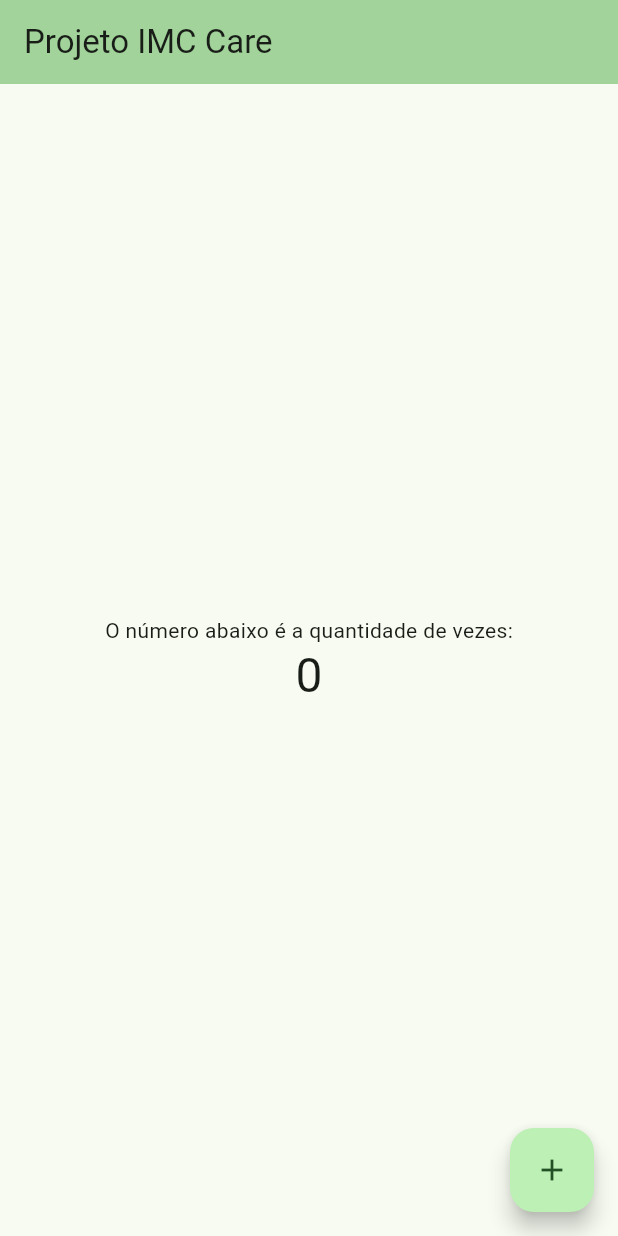
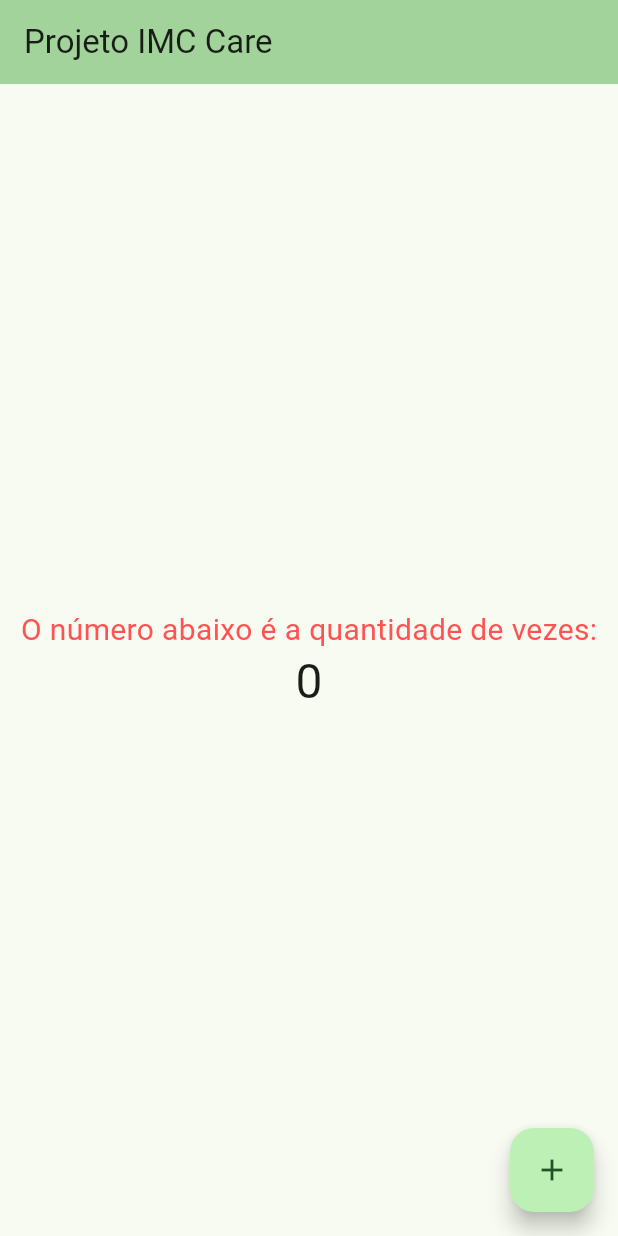
Before and after one commit to atnzpe/imcflutter, a Flutter app: the screen it shows after launch, on a phone screen of 412 x 824 dp. Run offline on Flutter 3.47's test engine with Material 2 defaults, Android fonts, the phone set to English and light mode, and no system bars.

Commit message:
altera a cor do texto

```diff
--- a/lib/main.dart
+++ b/lib/main.dart
@@ -107,6 +107,7 @@ class _MyHomePageState extends State<MyHomePage> {
           children: <Widget>[
             const Text(
               'O número abaixo é a quantidade de vezes:',
+              style: TextStyle(color: Colors.redAccent, fontSize: 20),
             ),
             Text(
               '$_counter',
```
